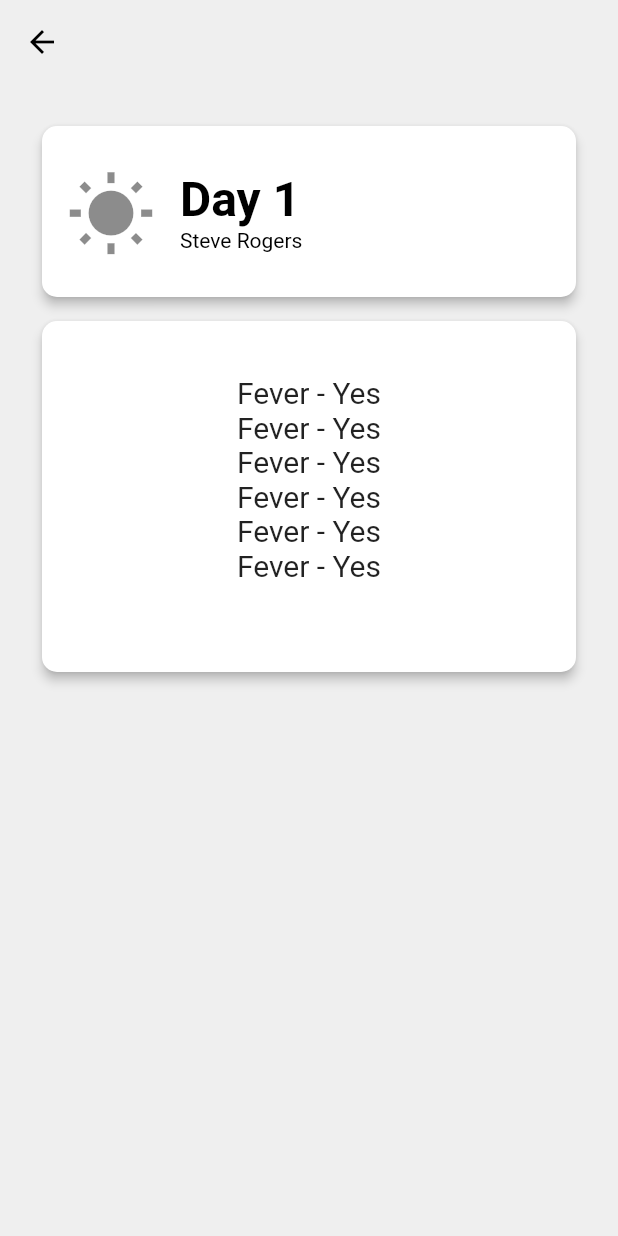
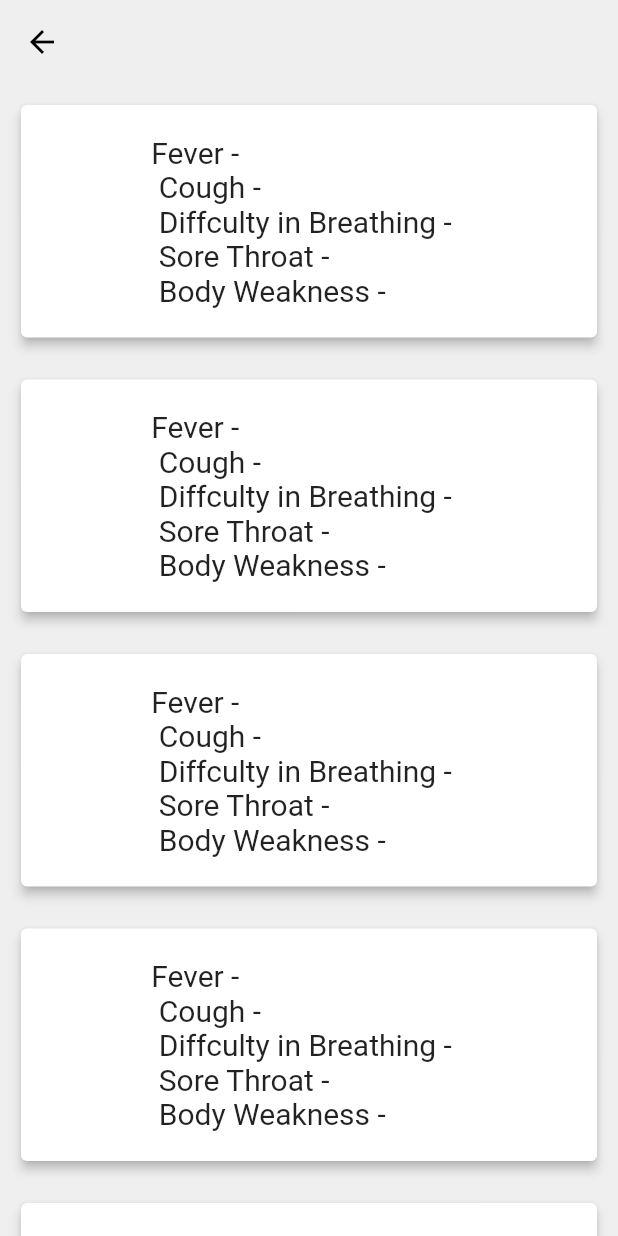
Before and after one commit to ghiedoc/QSelf--Health-Check, a Flutter app: the AdminResultPage screen opened by its route, on a phone screen of 412 x 824 dp. Run offline on Flutter 3.47's test engine with Material 2 defaults, Android fonts, the phone set to English and light mode, and no system bars; our stand-ins replace cloud_firestore, dio, firebase_auth; accounts and stored records are empty.

```diff
--- a/lib/database/dbFirebase.dart
+++ b/lib/database/dbFirebase.dart
@@ -9,9 +9,11 @@ class dbService {
 
   final CollectionReference userCollect = Firestore.instance.collection("user");
 
-  final CollectionReference userContact = Firestore.instance.collection("contact_info");
+  final CollectionReference userContact = Firestore.instance.collection(
+      "contact_info");
 
-  final CollectionReference travel_histo = Firestore.instance.collection("travel_histo");
+  final CollectionReference travel_histo = Firestore.instance.collection(
+      "travel_histo");
 
   final CollectionReference diagnoseForm = Firestore.instance.collection(
       'diagnose_form');
@@ -64,9 +66,13 @@ class dbService {
 
   Stream<List<userList>> get user {
     return userCollect.snapshots()
-    .map(_userList);
+        .map(_userList);
   }
 
+  Stream<List<userform>> get diagnose {
+    return diagnoseForm.snapshots()
+        .map(_formList);
+  }
 
   List<userList> _userList(QuerySnapshot snapshot) {
     return snapshot.documents.map((doc) {
@@ -78,4 +84,17 @@ class dbService {
       );
     }).toList();
   }
+//  this.diff_breathing, this.sore_throat, this.heacache, this.body_weaknesses
+  List<userform> _formList(QuerySnapshot snapshot) {
+    return snapshot.documents.map((doc) {
+      return userform(
+          day : doc.data['day'],
+          fever : doc.data['fever'],
+          cough :  doc.data['cough'],
+          diff_breathing : doc.data['diff_breathing'],
+          sore_throat : doc.data['sore_throat'],
+          heacache : doc.data['headache'],
+          body_weaknesses : doc.data['body_weaknesses']);
+    });
+  }
 }
--- a/lib/main.dart
+++ b/lib/main.dart
@@ -32,7 +32,7 @@ class MyApp extends StatelessWidget {
       theme: ThemeData(
         primaryColor: Colors.white,
       ),
-      home: AdminUserInfoPage(),
+      home: LoginPage(),
       routes: {
         starts.routeName: (ctx)=> starts(),
         LoginPage.routeName: (ctx)=> LoginPage(),
--- a/lib/screen/admin_result.dart
+++ b/lib/screen/admin_result.dart
@@ -1,5 +1,9 @@
 import 'package:flutter/material.dart';
-
+import 'package:flutter_trial_three/authenticate/auth.dart';
+import 'package:flutter_trial_three/database/dbFirebase.dart';
+import 'package:provider/provider.dart';
+import 'data.dart';
+import 'form_list.dart';
 class AdminResultPage extends StatefulWidget {
   static const routeName = '/adminResult';
   @override
@@ -7,6 +11,7 @@ class AdminResultPage extends StatefulWidget {
 }
 
 class _AdminResultPageState extends State<AdminResultPage> {
+
   @override
   Widget build(BuildContext context) {
     final border = RoundedRectangleBorder(
@@ -14,71 +19,20 @@ class _AdminResultPageState extends State<AdminResultPage> {
     );
     final padding = const EdgeInsets.all(4.0);
 
-    return Scaffold(
-      backgroundColor: Color(0xFFEFEFEF),
-      appBar: AppBar(
+    return StreamProvider<List<userform>>.value(
+      value: dbService().diagnose,
+      child: Scaffold(
         backgroundColor: Color(0xFFEFEFEF),
-        elevation: 0,
-        iconTheme: IconThemeData(color: Colors.black),
-        title: Text(""),
-      ),
-      body: Container(
-        padding: EdgeInsets.all(20.0),
-        child: ListView(
-          children: <Widget>[
-            Container(
-              height: 130,
-              child: Padding(
-                padding: padding,
-                child: Card(
-                  shape: border,
-                  elevation: 3.0,
-                  child: Column(
-                    mainAxisAlignment: MainAxisAlignment.center,
-                    children: <Widget>[
-                      Center(
-                        child: const ListTile(
-                          leading: Icon(Icons.wb_sunny, size: 60),
-                          title: Text('Day 1',
-                              style: TextStyle(
-                                  color: Colors.black,
-                                  fontSize: 32,
-                                  fontWeight: FontWeight.bold)),
-                          subtitle: Text('Steve Rogers',
-                              style: TextStyle(color: Colors.black)),
-                        ),
-                      ),
-                    ],
-                  ),
-                ),
-              ),
-            ),
-            Container(
-              height: 250,
-              child: Padding(
-                padding: padding,
-                child: Card(
-                  shape: border,
-                  elevation: 3.0,
-                  child: Padding(
-                    padding: const EdgeInsets.symmetric(
-                        vertical: 20.0, horizontal: 20.0),
-                    child: Align(
-                      alignment: Alignment.center,
-                      child: Text(
-                        ' Fever - Yes \n Fever - Yes \n Fever - Yes \n Fever - Yes \n Fever - Yes \n Fever - Yes \n',
-                        style: TextStyle(
-                          fontSize: 20,
-                        ),
-                      ),
-                    ),
-                  ),
-                ),
-              ),
-            ),
-          ],
+        appBar: AppBar(
+          backgroundColor: Color(0xFFEFEFEF),
+          elevation: 0,
+          iconTheme: IconThemeData(color: Colors.black),
+          title: Text(""),
         ),
+        //BODY
+        body: formList(),
       ),
     );
+
   }
 }
--- a/lib/screen/admin_userlist.dart
+++ b/lib/screen/admin_userlist.dart
@@ -16,10 +16,6 @@ class AdminUserListPage extends StatefulWidget {
 
 class _AdminUserListPageState extends State<AdminUserListPage> {
   final AuthService _auth = AuthService();
-
-  int count = 0;
-
-  GlobalKey<ScaffoldState> _globalKey = new GlobalKey();
 
   @override
   Widget build(BuildContext context) {
--- a/lib/screen/data.dart
+++ b/lib/screen/data.dart
@@ -35,7 +35,14 @@ class travelData{
 }
 
 class userList {
-
  final String fname, lname, nationality, passport_no;
   userList({this.fname, this.lname, this.nationality, this.passport_no});
 }
+
+class userform{
+  final String fever, cough, diff_breathing, sore_throat, heacache,
+      body_weaknesses;
+  final int day;
+ userform({this.day, this.fever, this.cough, this.diff_breathing, this.sore_throat, this.heacache, this.body_weaknesses});
+
+}
--- /dev/null
+++ b/lib/screen/form_list.dart
@@ -0,0 +1,25 @@
+import 'package:flutter/material.dart';
+import 'package:provider/provider.dart';
+import 'data.dart';
+
+import 'userTileResult.dart';
+
+
+class formList extends StatefulWidget {
+  @override
+  _formListState createState() => _formListState();
+}
+
+class _formListState extends State<formList> {
+  @override
+  Widget build(BuildContext context) {
+    final _form = Provider.of<List<userform>>(context);
+
+
+    return ListView.builder(
+      itemBuilder: (context, index){
+       return userTileForm(form_list:_form[index]);
+      }
+    );
+  }
+}
--- a/lib/screen/login.dart
+++ b/lib/screen/login.dart
@@ -7,6 +7,7 @@ import 'package:flutter_trial_three/authenticate/auth.dart';
 import 'data.dart';
 import 'dashboard.dart';
 import 'selfdiagnosisform.dart';
+import 'admin_result.dart';
 
 class LoginPage extends StatefulWidget {
   @override
@@ -167,8 +168,6 @@ class _LoginPageState extends State<LoginPage> {
                                       },
                                       onChanged: (val) {
                                         data.password = val;
-                                        password:
-                                        val;
                                       }),
                                 ),
                                 SizedBox(
@@ -198,7 +197,7 @@ class _LoginPageState extends State<LoginPage> {
                                 await _auth.signIn(data.email, data.password);
                             print("pasok na: $result");
                             Navigator.of(context)
-                                .pushReplacementNamed(SelfDiagnosisFormPage.routeName);
+                                .pushReplacementNamed(AdminResultPage.routeName);
                           }else{
                             print("not validated");
                           }
--- a/lib/screen/userList.dart
+++ b/lib/screen/userList.dart
@@ -14,10 +14,6 @@ class _userInfoState extends State<userInfo> {
   Widget build(BuildContext context) {
     final user = Provider.of<List<userList>>(context);
     user.forEach((user){
-//      print(user.fname);
-//      print(user.lname);
-//      print(user.nationality);
-//      print(user.passport_no);
     });
 
     return ListView.builder(
--- /dev/null
+++ b/lib/screen/userTileResult.dart
@@ -0,0 +1,88 @@
+import 'package:flutter/material.dart';
+import 'data.dart';
+
+class userTileForm extends StatelessWidget {
+  final userform form_list;
+  userTileForm({this.form_list});
+
+  @override
+  Widget build(BuildContext context) {
+    return Padding(
+      padding: EdgeInsets.all(10.0),
+      child: Card(
+        elevation: 3.0,
+        child: Padding(
+          padding: const EdgeInsets.symmetric(
+              vertical: 20.0, horizontal: 20.0),
+          child: Align(
+            alignment: Alignment.center,
+            child: Text(
+              'Fever - ${form_list.fever} \n Cough - ${form_list
+                  .cough} \n Diffculty in Breathing - ${form_list
+                  .diff_breathing} \n Sore Throat - ${form_list
+                  .heacache} \n Body Weakness - ${form_list.sore_throat} ',
+              style: TextStyle(
+                fontSize: 20,
+              ),
+            ),
+          ),
+        ),
+      ),
+    );
+//    Container(
+//      padding: EdgeInsets.all(20.0),
+//      child: ListView(
+//        children: <Widget>[
+//          Container(
+//            height: 130,
+//            child: Padding(
+//              child: Card(
+//                elevation: 3.0,
+//                child: Column(
+//                  mainAxisAlignment: MainAxisAlignment.center,
+//                  children: <Widget>[
+//                    Center(
+//                      child: const ListTile(
+//                        leading: Icon(Icons.wb_sunny, size: 60),
+//                        title: Text('Day 1',
+//                            style: TextStyle(
+//                                color: Colors.black,
+//                                fontSize: 32,
+//                                fontWeight: FontWeight.bold)),
+//                        subtitle: Text('Steve Rogers',
+//                            style: TextStyle(color: Colors.black)),
+//                      ),
+//                    ),
+//                  ],
+//                ),
+//              ),
+//            ),
+//          ),
+//          Container(
+//            height: 250,
+//            child: Padding(
+//              padding: padding,
+//              child: Card(
+//                shape: border,
+//                elevation: 3.0,
+//                child: Padding(
+//                  padding: const EdgeInsets.symmetric(
+//                      vertical: 20.0, horizontal: 20.0),
+//                  child: Align(
+//                    alignment: Alignment.center,
+//                    child: Text(
+//                      ' Fever - Yes \n Fever - Yes \n Fever - Yes \n Fever - Yes \n Fever - Yes \n Fever - Yes \n',
+//                      style: TextStyle(
+//                        fontSize: 20,
+//                      ),
+//                    ),
+//                  ),
+//                ),
+//              ),
+//            ),
+//          ),
+//        ],
+//      ),
+//    );
+  }
+}
```
